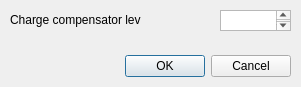
The window that gui/charge_compensator_settings_dlg.ui (SBEMimage/SBEMimage) describes before a commit, drawn with Qt 5.
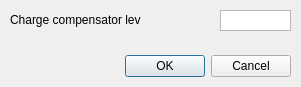
The same window after the commit.

Diff of the .ui file:
```diff
--- a/gui/charge_compensator_settings_dlg.ui
+++ b/gui/charge_compensator_settings_dlg.ui
@@ -66,6 +66,12 @@
      <height>21</height>
     </rect>
    </property>
+   <property name="inputMethodHints">
+    <set>Qt::ImhNone</set>
+   </property>
+   <property name="verticalScrollBarPolicy">
+    <enum>Qt::ScrollBarAlwaysOff</enum>
+   </property>
   </widget>
  </widget>
  <resources/>
```
